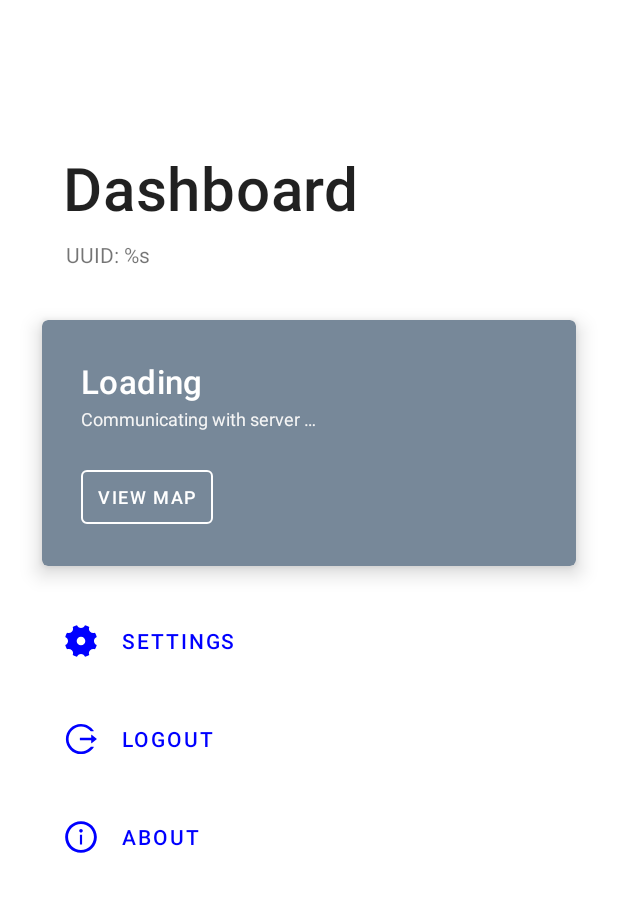
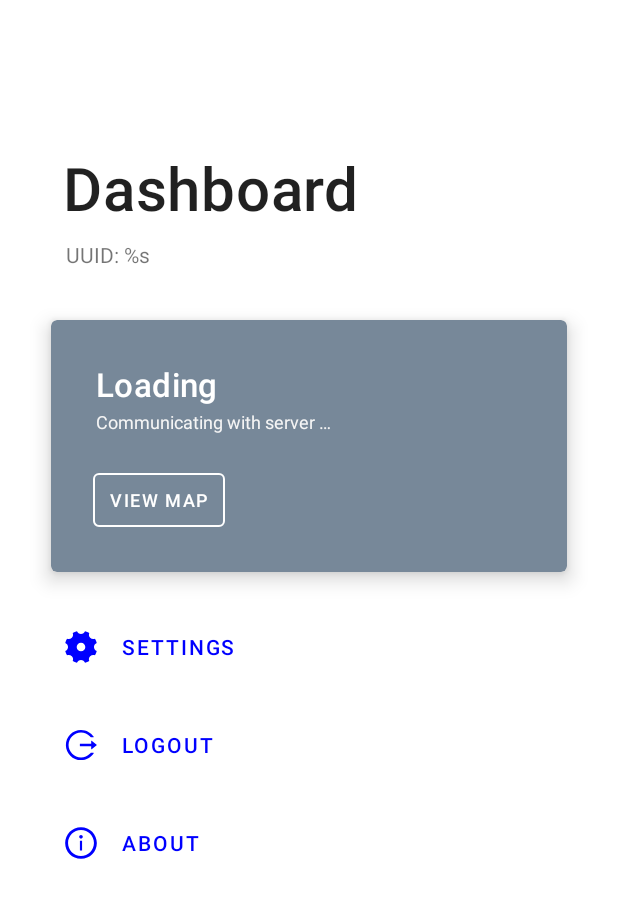
Before and after one commit to link857/SmartCrutch_Android_App_new, an Android app: the layout activity_main.xml on its own in the app's theme, with its tools: preview values and no code run, on a phone screen of 412 x 824 dp. Shown: the top 898 px of the screen. Run offline under Robolectric (Android 15) with nearby library versions, the phone set to English and light mode, and no system bars.

Commit message:
Improve theme

```diff
--- a/app/src/main/AndroidManifest.xml
+++ b/app/src/main/AndroidManifest.xml
@@ -15,7 +15,7 @@
         android:label="@string/app_name"
         android:roundIcon="@mipmap/ic_launcher_round"
         android:supportsRtl="true"
-        android:theme="@style/Theme.SmartCrutch"
+        android:theme="@style/Theme.SmartCrutch.DayNight"
         android:usesCleartextTraffic="true">
         <!-- Amap api key -->
         <meta-data
@@ -34,10 +34,9 @@
             android:parentActivityName=".ui.SettingsActivity" />
         <activity
             android:name=".ui.MainActivity"
-            android:theme="@style/Theme.MaterialComponents.Light.NoActionBar">
+            android:theme="@style/Theme.SmartCrutch.DayNight.NoActionBar">
             <intent-filter>
                 <action android:name="android.intent.action.MAIN" />
-
                 <category android:name="android.intent.category.LAUNCHER" />
             </intent-filter>
         </activity>
--- a/app/src/main/res/layout/activity_main.xml
+++ b/app/src/main/res/layout/activity_main.xml
@@ -40,7 +40,7 @@
                 android:id="@+id/main_card_status"
                 android:layout_width="match_parent"
                 android:layout_height="wrap_content"
-                android:layout_marginHorizontal="28dp"
+                android:layout_marginHorizontal="34dp"
                 android:layout_marginTop="26dp"
                 app:cardBackgroundColor="@color/LightSlateGray"
                 app:cardElevation="8dp"
@@ -56,8 +56,8 @@
                         android:id="@+id/main_status_text_view"
                         android:layout_width="wrap_content"
                         android:layout_height="wrap_content"
-                        android:layout_marginStart="26dp"
-                        android:layout_marginTop="26dp"
+                        android:layout_marginStart="30dp"
+                        android:layout_marginTop="28dp"
                         android:text="@string/status_loading"
                         android:textAppearance="@style/TextAppearance.MaterialComponents.Headline6"
                         android:textColor="@color/White"
@@ -69,7 +69,7 @@
                         android:id="@+id/main_status_info_text_view"
                         android:layout_width="wrap_content"
                         android:layout_height="wrap_content"
-                        android:layout_marginStart="26dp"
+                        android:layout_marginStart="30dp"
                         android:layout_marginTop="2dp"
                         android:text="@string/status_info_loading"
                         android:textColor="@color/light_grey"
@@ -82,9 +82,9 @@
                         style="@style/Widget.MaterialComponents.Button.OutlinedButton"
                         android:layout_width="wrap_content"
                         android:layout_height="wrap_content"
-                        android:layout_marginStart="26dp"
+                        android:layout_marginStart="28dp"
                         android:layout_marginTop="20dp"
-                        android:layout_marginBottom="22dp"
+                        android:layout_marginBottom="24dp"
                         android:onClick="launchMapView"
                         android:text="@string/button_view_map"
                         android:textColor="@color/White"
--- a/app/src/main/res/values-night/themes.xml
+++ /dev/null
@@ -1,16 +0,0 @@
-<resources xmlns:tools="http://schemas.android.com/tools">
-    <!-- Base application theme. -->
-    <style name="Theme.SmartCrutch" parent="Theme.MaterialComponents.DayNight.DarkActionBar">
-        <!-- Primary brand color. -->
-        <item name="colorPrimary">@color/purple_200</item>
-        <item name="colorPrimaryVariant">@color/purple_700</item>
-        <item name="colorOnPrimary">@color/black</item>
-        <!-- Secondary brand color. -->
-        <item name="colorSecondary">@color/teal_200</item>
-        <item name="colorSecondaryVariant">@color/teal_200</item>
-        <item name="colorOnSecondary">@color/black</item>
-        <!-- Status bar color. -->
-        <item name="android:statusBarColor" tools:targetApi="l">?attr/colorPrimaryVariant</item>
-        <!-- Customize your theme here. -->
-    </style>
-</resources>
--- a/app/src/main/res/values/themes.xml
+++ b/app/src/main/res/values/themes.xml
@@ -1,22 +1,31 @@
 <resources xmlns:tools="http://schemas.android.com/tools">
 
     <!-- Base application theme. -->
-    <style name="Theme.SmartCrutch" parent="Theme.MaterialComponents.DayNight.DarkActionBar">
+    <style name="Theme.SmartCrutch.DayNight" parent="Theme.MaterialComponents.DayNight.DarkActionBar">
         <!-- Primary brand color. -->
         <item name="colorPrimary">@color/Blue</item>
-        <item name="colorPrimaryVariant">@color/teal_700</item>
+        <item name="colorPrimaryVariant">@color/RoyalBlue</item>
         <item name="colorOnPrimary">@color/White</item>
+
         <!-- Secondary brand color. -->
         <item name="colorSecondary">@color/teal_200</item>
         <item name="colorSecondaryVariant">@color/teal_700</item>
         <item name="colorOnSecondary">@color/White</item>
+
         <!-- Status bar color. -->
-        <item name="android:statusBarColor" tools:targetApi="l">?attr/colorPrimaryVariant</item>
-        <!-- Customize your theme here. -->
-        <item name="cornerSize">8dp</item>
+        <item name="android:statusBarColor">?attr/backgroundColor</item>
+        <item name="android:windowLightStatusBar">true</item>
+
+        <item name="cornerSize">12dp</item>
+
         <!-- Make layout above navigation bar-->
         <item name="android:windowTranslucentStatus">true</item>
         <item name="android:windowTranslucentNavigation">true</item>
         <item name="android:fitsSystemWindows">true</item>
     </style>
+
+    <style name="Theme.SmartCrutch.DayNight.NoActionBar" parent="Theme.SmartCrutch.DayNight">
+        <item name="windowNoTitle">true</item>
+        <item name="windowActionBar">false</item>
+    </style>
 </resources>
```
